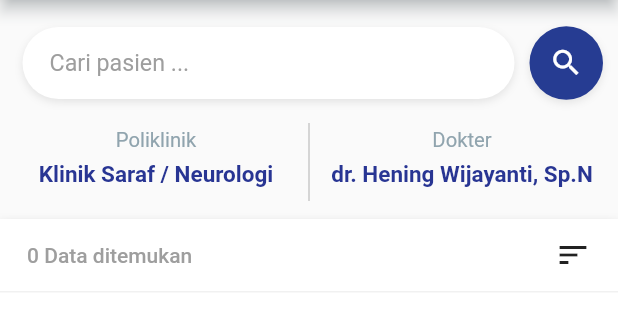
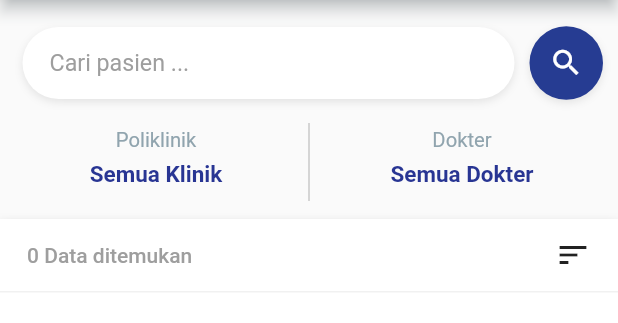
Before and after one commit to itfastmu/fastmu_rajal, a Flutter app: the ListPeriksa screen opened by its route, after a tap on the "search" icon, on a phone screen of 412 x 824 dp, the part 84-407 px from its top. Run offline on Flutter 3.47's test engine with Material 2 defaults, Android fonts, the phone set to English and light mode, and no system bars; our stand-ins replace camera, dio, get, shared_preferences; accounts and stored records are empty; network calls fail.

Commit message:
complete list pemeriksaan with getx, list poli with getx but checked cannot change

```diff
--- /dev/null
+++ b/lib/controllers/pemeriksaan_controller.dart
@@ -0,0 +1,122 @@
+import 'package:dio/dio.dart';
+import 'package:fastmu_rajal/models/polikllinik_model.dart';
+import 'package:shared_preferences/shared_preferences.dart';
+import 'package:get/get.dart' hide Response;
+
+import 'package:fastmu_rajal/models/pemeriksaan_model.dart';
+
+import 'package:fastmu_rajal/config/constant.dart';
+
+class PemeriksaanController extends GetxController {
+
+  late SharedPreferences prefs;
+  final Dio dio = Dio();
+
+  // list pemeriksaan
+  late Response dataOfPemeriksaan;
+  final isLoading = true.obs;
+  final page = 1.obs;
+  final perPage = 300.obs;
+  final keyword = "".obs;
+  final listDataPemeriksaan = [].obs;
+  final selectedKlinik = <String, dynamic>{
+    "value": "all",
+    "label": "Semua Klinik"
+  }.obs;
+  final selectedDokter = <String, dynamic>{
+    "value": "all",
+    "label": "Semua Dokter"
+  }.obs;
+
+  // list klinik
+  late Response dataOfPoliklinik;
+  final listDataPoli = [].obs;
+
+  @override
+  void onInit() {
+    _getDataPemeriksaan();
+    _getDataPoliklinik();
+    super.onInit();
+  }
+
+  @override
+  void onReady() {
+    super.onReady();
+  }
+
+  @override
+  void onClose() {
+    super.onClose();
+  }
+
+  Future<void> _getDataPemeriksaan() async {
+    prefs = await SharedPreferences.getInstance();
+
+    isLoading(true);
+    try {
+      dataOfPemeriksaan = await dio.get(
+        '$API_URL/rajal/antrian',
+        options: Options(
+          headers: { 'Authorization': prefs.getString('token') },
+        ),
+        queryParameters: {
+          'page': page,
+          'perPage': perPage,
+          'poli': selectedKlinik['value'],
+          'dokter': selectedDokter['value'],
+          'keyword': keyword
+        }
+      );
+
+      final list = await dataOfPemeriksaan.data['data'].map<PemeriksaanModel>((list) => PemeriksaanModel.fromJson(list)).toList();
+
+      isLoading(false);
+      listDataPemeriksaan(list);
+    }
+    on DioError catch(err) {
+      isLoading(false);
+      throw Exception(err.message);
+    }
+  }
+
+  Future<void> _getDataPoliklinik() async {
+    prefs = await SharedPreferences.getInstance();
+
+    try {
+      dataOfPoliklinik = await dio.get(
+        '$API_URL/klinik',
+        options: Options(
+          headers: { 'Authorization': prefs.getString('token') },
+        ),
+      );
+
+      final list = await dataOfPoliklinik.data['data'].map<PoliklinikModel>((list) => PoliklinikModel.fromJson(list)).toList();
+      list.insert(0,
+        PoliklinikModel(
+          kode: "all",
+          nama: "Semua Poliklinik"
+        )
+      );
+
+      listDataPoli(list);
+    }
+    on DioError catch(err) {
+      isLoading(false);
+      throw Exception(err.message);
+    }
+  }
+
+  void changePoli(value) {
+    Map<String, dynamic> parseMap = {
+      "value": value.kode,
+      "label": value.nama,
+    };
+    selectedKlinik(parseMap);
+  }
+
+  void handleSearch([String text = ""]) {
+    keyword(text);
+    _getDataPemeriksaan();
+  }
+
+}
--- a/lib/main.dart
+++ b/lib/main.dart
@@ -34,7 +34,7 @@ class MainApp extends StatelessWidget {
       routes: {
         '/' : (context) => const InitApp(),
         LoginApp.nameRoute : (context) => const LoginApp(),
-        ListPeriksa.nameRoute : (context) => const ListPeriksa()
+        ListPeriksa.nameRoute : (context) => ListPeriksa()
       },
     );
   }
--- /dev/null
+++ b/lib/models/polikllinik_model.dart
@@ -0,0 +1,16 @@
+class PoliklinikModel {
+
+  final String kode, nama;
+
+  const PoliklinikModel({
+    required this.kode,
+    required this.nama
+  });
+
+  factory PoliklinikModel.fromJson(Map<String, dynamic?> json) {
+    return PoliklinikModel(
+      kode: json['kd_poli'],
+      nama: json['nm_poli']
+    );
+  }
+}
--- a/lib/pages/list_periksa.dart
+++ b/lib/pages/list_periksa.dart
@@ -1,92 +1,16 @@
+import 'package:fastmu_rajal/controllers/pemeriksaan_controller.dart';
 import 'package:flutter/material.dart';
 import 'package:camera/camera.dart';
-import 'package:dio/dio.dart';
-import 'package:shared_preferences/shared_preferences.dart';
+import 'package:get/get.dart';
+import 'package:fastmu_rajal/pages/upload_photo.dart';
+import 'package:fastmu_rajal/config/colors.dart';
 
-import 'package:fastmu_rajal/models/pemeriksaan_model.dart';
-import 'package:fastmu_rajal/pages/upload_photo.dart';
-
-import 'package:fastmu_rajal/config/colors.dart';
-import 'package:fastmu_rajal/config/constant.dart';
-
-class ListPeriksa extends StatefulWidget {
-  const ListPeriksa({super.key});
+class ListPeriksa extends StatelessWidget {
+  ListPeriksa({super.key});
   static const nameRoute = '/list';
 
-  @override
-  State<ListPeriksa> createState() => _ListPeriksaState();
-}
-
-class _ListPeriksaState extends State<ListPeriksa> {
-
-  final Dio dio = Dio();
-  late Response dataOfPemeriksaan;
-  late SharedPreferences prefs;
-
   final searchController = TextEditingController();
-  bool isLoading = true;
-  int page = 1;
-  int perPage = 300;
-  String keyword = "";
-  String dokter = "all";
-  String poli = "all";
-  List listDataPemeriksaan = [];
-
-  @override
-  void initState () {
-    super.initState();
-    // getPemeriksaan = _getDataPemeriksaan();
-    _getDataPemeriksaan();
-  }
-
-  void dispose () {
-    super.dispose();
-  }
-
-  Future<List<PemeriksaanModel>> _getDataPemeriksaan() async {
-    prefs = await SharedPreferences.getInstance();
-    setState((){
-      isLoading = true;
-    });
-    try {
-      dataOfPemeriksaan = await dio.get(
-        '$API_URL/rajal/antrian',
-        options: Options(
-          headers: { 'Authorization': prefs.getString('token') },
-        ),
-        queryParameters: {
-          'page': page,
-          'perPage': perPage,
-          'poli': poli,
-          'dokter': dokter,
-          'keyword': keyword
-        }
-      );
-
-      final list = await dataOfPemeriksaan.data['data'].map<PemeriksaanModel>((list) => PemeriksaanModel.fromJson(list)).toList();
-      if (mounted) {
-        setState(() {
-          isLoading = false;
-          listDataPemeriksaan = list;
-        });
-      }
-      return list;
-    }
-    on DioError catch(err) {
-      setState(() {
-        isLoading = false;
-      });
-      throw Exception(err.message);
-    }
-  }
-
-  void handleSearch() {
-    setState(() {
-      keyword = searchController.text;
-    });
-    print(searchController.text);
-    _getDataPemeriksaan();
-  }
+  final PemeriksaanController pemeriksaanController = Get.put(PemeriksaanController());
 
   @override
   Widget build(BuildContext context) {
@@ -187,7 +111,7 @@ class _ListPeriksaState extends State<ListPeriksa> {
                             Radius.circular(32.0),
                           ),
                           onTap: () {
-                            handleSearch();
+                            pemeriksaanController.handleSearch(searchController.text);
                           },
                           child: const Padding(
                             padding: EdgeInsets.all(13.0),
@@ -241,14 +165,15 @@ class _ListPeriksaState extends State<ListPeriksa> {
                                         vertical: 6.0,
                                         horizontal: 4.0
                                       ),
-                                      child: Text(
-                                        'Klinik Saraf / Neurologi',
+                                      child: Obx(() => Text(
+                                        pemeriksaanController.selectedKlinik['label'].toString(),
+                                        textAlign: TextAlign.center,
                                         overflow: TextOverflow.ellipsis,
                                         style: TextStyle(
                                           fontSize: 15.0,
                                           color: Colors.indigo[800],
                                           fontWeight: FontWeight.w600
-                                        ),
+                                        )),
                                       ),
                                     ),
                                   ],
@@ -293,15 +218,15 @@ class _ListPeriksaState extends State<ListPeriksa> {
                                         vertical: 6.0,
                                         horizontal: 4.0
                                       ),
-                                      child: Text(
-                                        'dr. Hening Wijayanti, Sp.N',
+                                      child: Obx(() => Text(
+                                        pemeriksaanController.selectedDokter['label'].toString(),
                                         textAlign: TextAlign.center,
                                         overflow: TextOverflow.ellipsis,
                                         style: TextStyle(
                                           fontSize: 15.0,
                                           color: Colors.indigo[800],
                                           fontWeight: FontWeight.w600
-                                        ),
+                                        )),
                                       ),
                                     ),
                                   ],
@@ -348,15 +273,15 @@ class _ListPeriksaState extends State<ListPeriksa> {
                     child: Row(
                       mainAxisAlignment: MainAxisAlignment.spaceBetween,
                       children: <Widget> [
-                        Text(
-                          "${listDataPemeriksaan.length == 0 ? '0' : listDataPemeriksaan.length.toString()} Data ditemukan",
+                        Obx(() => Text(
+                          "${pemeriksaanController.listDataPemeriksaan.length == 0 ? '0' : pemeriksaanController.listDataPemeriksaan.length.toString()} Data ditemukan",
                           textAlign: TextAlign.start,
                           style: const TextStyle(
                             fontSize: 14,
                             fontWeight: FontWeight.w500,
                             color: Colors.grey,
                           ),
-                        ),
+                        )),
                         Material(
                           color: Colors.white70,
                           child: InkWell(
@@ -372,9 +297,13 @@ class _ListPeriksaState extends State<ListPeriksa> {
                     ),
                   ),
                   Expanded(
-                    child: !isLoading
-                      ? ListView.builder(
-                        itemCount: listDataPemeriksaan.length,
+                    child: Obx((){
+                    return pemeriksaanController.isLoading.value
+                      ? Center(
+                          child: CircularProgressIndicator(),
+                        )
+                      : ListView.builder(
+                        itemCount: pemeriksaanController.listDataPemeriksaan.length,
                         itemBuilder: ((context, index) {
                           return Card(
                             margin: const EdgeInsets.symmetric(
@@ -398,7 +327,7 @@ class _ListPeriksaState extends State<ListPeriksa> {
                                     radius: 22.0,
                                     backgroundColor: Colors.cyan,
                                     child: Text(
-                                      listDataPemeriksaan[index].antrian.toString(),
+                                      pemeriksaanController.listDataPemeriksaan[index].antrian.toString(),
                                       style: const TextStyle(
                                         color: Colors.white,
                                         fontWeight: FontWeight.w700
@@ -406,7 +335,7 @@ class _ListPeriksaState extends State<ListPeriksa> {
                                     ),
                                   ),
                                   title: Text(
-                                    listDataPemeriksaan[index].nama,
+                                    pemeriksaanController.listDataPemeriksaan[index].nama,
                                     style: const TextStyle(
                                       color: Colors.black87,
                                       fontSize: 15.0,
@@ -421,7 +350,7 @@ class _ListPeriksaState extends State<ListPeriksa> {
                                           vertical: 4.0
                                         ),
                                         child: Text(
-                                          listDataPemeriksaan[index].dokter,
+                                          pemeriksaanController.listDataPemeriksaan[index].dokter,
                                           style: TextStyle(
                                             fontSize: 13.0,
                                             fontWeight: FontWeight.w500,
@@ -430,7 +359,7 @@ class _ListPeriksaState extends State<ListPeriksa> {
                                         ),
                                       ),
                                       Text(
-                                        "${listDataPemeriksaan[index].klinik} | ${listDataPemeriksaan[index].mulai} - ${listDataPemeriksaan[index].selesai}",
+                                        "${pemeriksaanController.listDataPemeriksaan[index].klinik} | ${pemeriksaanController.listDataPemeriksaan[index].mulai.substring(0, 5)} - ${pemeriksaanController.listDataPemeriksaan[index].selesai.substring(0, 5)}",
                                         style: const TextStyle(
                                           fontSize: 13.0,
                                         ),
@@ -466,10 +395,8 @@ class _ListPeriksaState extends State<ListPeriksa> {
                             ),
                           );
                         })
-                      )
-                    : Center(
-                        child: CircularProgressIndicator(),
-                      )
+                      );
+                    })
                   ),
                 ],
               ),
@@ -482,13 +409,15 @@ class _ListPeriksaState extends State<ListPeriksa> {
 }
 
 class OptionOfPoliklinik extends StatefulWidget {
-  const OptionOfPoliklinik({super.key});
+  OptionOfPoliklinik({super.key});
 
   @override
-  State<OptionOfPoliklinik> createState() => _OptionOPoliklinikState();
+  State<OptionOfPoliklinik> createState() => _OptionOfPoliklinikState();
 }
 
-class _OptionOPoliklinikState extends State<OptionOfPoliklinik> {
+class _OptionOfPoliklinikState extends State<OptionOfPoliklinik> {
+  final PemeriksaanController pemeriksaanController = Get.put(PemeriksaanController());
+
   @override
   Widget build(BuildContext context) {
     return Container(
@@ -525,13 +454,22 @@ class _OptionOPoliklinikState extends State<OptionOfPoliklinik> {
                 horizontal: 5.0,
                 vertical: 10.0
               ),
-              child: ListView.builder(
-                itemCount: 5,
+              child: Obx(() {
+                return pemeriksaanController.listDataPoli.length == 0
+                ? Center(
+                    child: CircularProgressIndicator()
+                  )
+                : ListView.builder(
+                  itemCount: pemeriksaanController.listDataPoli.length,
                   itemBuilder: (context, index) {
                     return Material(
-                    color: Colors.white,
+                      color: Colors.white70,
                       child: InkWell(
-                      onTap: () {},
+                        onTap: () {
+                          pemeriksaanController.changePoli(
+                            pemeriksaanController.listDataPoli[index]
+                          );
+                        },
                         child: Padding(
                           padding: const EdgeInsets.symmetric(
                             horizontal: 10.0
@@ -540,7 +478,7 @@ class _OptionOPoliklinikState extends State<OptionOfPoliklinik> {
                             mainAxisAlignment: MainAxisAlignment.spaceBetween,
                             children: [
                               Text(
-                              'Poliklinik $index',
+                                pemeriksaanController.listDataPoli[index].nama,
                                 style: const TextStyle(
                                   fontSize: 14.0
                                 ),
@@ -548,9 +486,13 @@ class _OptionOPoliklinikState extends State<OptionOfPoliklinik> {
                               Radio(
                                 activeColor: MyColor.primary,
                                 materialTapTargetSize: MaterialTapTargetSize.shrinkWrap,
-                              value: index,
-                              groupValue: 0,
-                              onChanged: (value) {},
+                                value: pemeriksaanController.listDataPoli[index].kode,
+                                groupValue: pemeriksaanController.selectedKlinik['value'],
+                                onChanged: (value) {
+                                  pemeriksaanController.changePoli(
+                                    pemeriksaanController.listDataPoli[index]
+                                  );
+                                },
                               )
                             ],
                           ),
@@ -558,7 +500,8 @@ class _OptionOPoliklinikState extends State<OptionOfPoliklinik> {
                       ),
                     );
                   },
-              ),
+                );
+              })
             )
           )
         ],
--- a/pubspec.yaml
+++ b/pubspec.yaml
@@ -15,6 +15,7 @@ dependencies:
   flutter_launcher_icons: "^0.12.0"
   dio: ^5.1.0
   camera: ^0.10.3+2
+  get: ^4.6.5
 
 dev_dependencies:
   flutter_test:
```
Also changed, not shown: pubspec.lock. Lines whose indentation alone changed are shown as unchanged.
